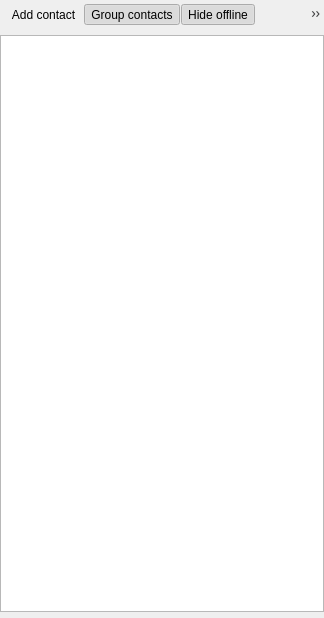
This is main-widget.ui in KDE/ktp-contact-list as Qt 5 draws it before an edit. The edited form follows.
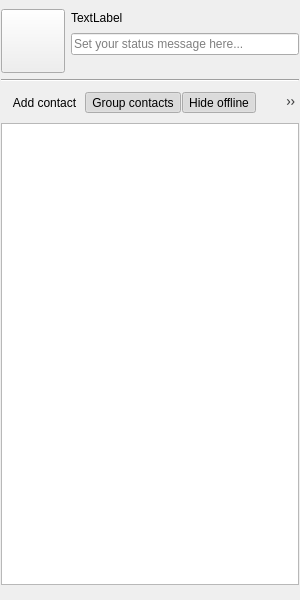
This is the edited form. Custom widgets are drawn as their Qt base class.

Commit message: Custom presence message support plus switching to the KMainWindow (from QWidget). Also some additional cleanups and ui changes.

What changed in the file:
```diff
--- a/main-widget.ui
+++ b/main-widget.ui
@@ -1,26 +1,86 @@
 <?xml version="1.0" encoding="UTF-8"?>
 <ui version="4.0">
- <class>MainWidget</class>
- <widget class="QWidget" name="MainWidget">
+ <class>MainWindow</class>
+ <widget class="QMainWindow" name="MainWindow">
   <property name="geometry">
    <rect>
     <x>0</x>
     <y>0</y>
-    <width>324</width>
-    <height>618</height>
+    <width>300</width>
+    <height>600</height>
    </rect>
   </property>
   <property name="windowTitle">
    <string>Telepathy KDE Contact List</string>
   </property>
+  <widget class="QWidget" name="centralwidget">
   <layout class="QVBoxLayout" name="verticalLayout">
-   <property name="margin">
-    <number>0</number>
-   </property>
+    <property name="leftMargin">
+     <number>1</number>
+    </property>
+    <property name="rightMargin">
+     <number>1</number>
+    </property>
+    <item>
+     <layout class="QGridLayout" name="gridLayout">
+      <item row="2" column="1">
+       <layout class="QHBoxLayout" name="m_accountButtonsLayout"/>
+      </item>
+      <item row="0" column="0" rowspan="3">
+       <widget class="QPushButton" name="m_userAccountIconButton">
+        <property name="minimumSize">
+         <size>
+          <width>64</width>
+          <height>64</height>
+         </size>
+        </property>
+        <property name="maximumSize">
+         <size>
+          <width>64</width>
+          <height>64</height>
+         </size>
+        </property>
+        <property name="text">
+         <string/>
+        </property>
+        <property name="iconSize">
+         <size>
+          <width>64</width>
+          <height>64</height>
+         </size>
+        </property>
+       </widget>
+      </item>
+      <item row="1" column="1">
+       <widget class="KLineEdit" name="m_presenceMessageEdit">
+        <property name="placeholderText">
+         <string>Set your status message here...</string>
+        </property>
+        <property name="showClearButton" stdset="0">
+         <bool>true</bool>
+        </property>
+       </widget>
+      </item>
+      <item row="0" column="1">
+       <widget class="QLabel" name="m_userAccountNameLabel">
+        <property name="text">
+         <string>TextLabel</string>
+        </property>
+       </widget>
+      </item>
+     </layout>
+    </item>
+    <item>
+     <widget class="Line" name="line">
+      <property name="orientation">
+       <enum>Qt::Horizontal</enum>
+      </property>
+     </widget>
+    </item>
    <item>
     <widget class="QToolBar" name="m_toolBar">
      <property name="toolButtonStyle">
-      <enum>Qt::ToolButtonTextBesideIcon</enum>
+       <enum>Qt::ToolButtonIconOnly</enum>
      </property>
      <addaction name="m_actionAdd_contact"/>
      <addaction name="m_actionGroup_contacts"/>
@@ -34,10 +94,8 @@
    <item>
     <widget class="FilterBar" name="m_filterBar" native="true"/>
    </item>
-   <item>
-    <layout class="QHBoxLayout" name="m_accountButtonsLayout"/>
-   </item>
-  </layout>
+   </layout>
+  </widget>
   <action name="m_actionAdd_contact">
    <property name="text">
     <string>Add contact</string>
@@ -81,6 +139,11 @@
   </action>
  </widget>
  <customwidgets>
+  <customwidget>
+   <class>KLineEdit</class>
+   <extends>QLineEdit</extends>
+   <header>klineedit.h</header>
+  </customwidget>
   <customwidget>
    <class>FilterBar</class>
    <extends>QWidget</extends>
```
Lines whose indentation alone changed are shown as unchanged. The commit also changes 5 other files.
